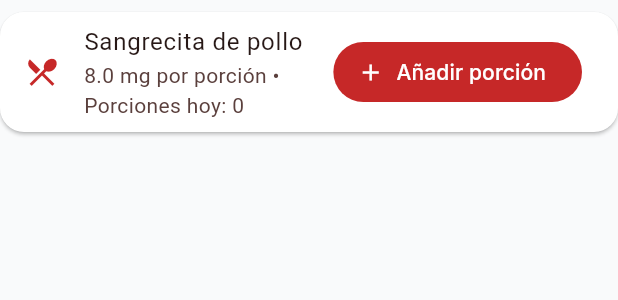
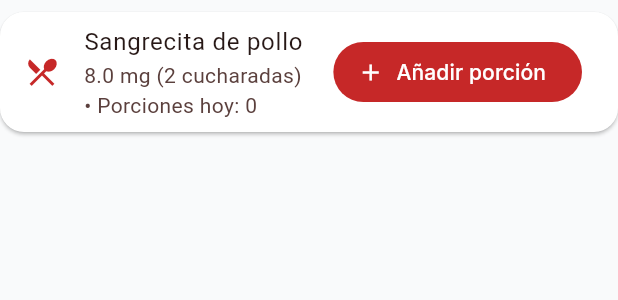
Before and after one commit to FabrizioOMG7/irontech_nutrihierro, a Flutter app: the _FoodPortionTile widget shown alone on an empty page, opened directly with sample values from the repository, on a phone screen of 412 x 824 dp. Shown: the top 300 px of the screen. Run offline on Flutter 3.47's test engine with Material 3 defaults, Android fonts, the phone set to English and light mode, and no system bars; our stand-ins replace cloud_firestore, flutter_riverpod, go_router, google_fonts, shared_preferences; accounts and stored records are empty.

```diff
--- a/lib/features/tracking/domain/iron_goal.dart
+++ b/lib/features/tracking/domain/iron_goal.dart
@@ -23,7 +23,7 @@ IronGoalStatus ironGoalStatus({
   if (goalMg <= 0) return IronGoalStatus.completed;
   final ratio = consumedMg / goalMg;
   if (ratio >= 1) return IronGoalStatus.completed;
-  if (ratio > 0) return IronGoalStatus.inProgress;
+  if (ratio >= 0.4) return IronGoalStatus.inProgress;
   return IronGoalStatus.low;
 }
 
--- a/lib/features/tracking/domain/minsa_food_portion.dart
+++ b/lib/features/tracking/domain/minsa_food_portion.dart
@@ -2,15 +2,15 @@ class MinsaFoodPortion {
   final String key;
   final String name;
   final double ironMgPerPortion;
+  final String portionReference;
 
   const MinsaFoodPortion({
     required this.key,
     required this.name,
     required this.ironMgPerPortion,
+    this.portionReference = '2 cucharadas',
   });
 }
-
-const String minsaPortionReferenceLabel = '2 cucharadas por porción';
 
 const List<MinsaFoodPortion> minsaFoodPortions = [
   MinsaFoodPortion(
--- a/lib/features/tracking/presentation/tracking_page.dart
+++ b/lib/features/tracking/presentation/tracking_page.dart
@@ -160,7 +160,7 @@ class _TrackingPageState extends ConsumerState<TrackingPage> {
                           crossAxisAlignment: CrossAxisAlignment.start,
                           children: [
                             Text(
-                              'Alimentos MINSA ($minsaPortionReferenceLabel)',
+                              'Alimentos MINSA',
                               style: Theme.of(context).textTheme.titleMedium,
                             ),
                             const SizedBox(height: AppSpacing.sm),
@@ -245,7 +245,7 @@ class _FoodPortionTile extends StatelessWidget {
         leading: const Icon(Icons.restaurant_menu, color: AppColors.primary),
         title: Text(food.name),
         subtitle: Text(
-          '${food.ironMgPerPortion.toStringAsFixed(1)} mg por porción • Porciones hoy: $currentPortions',
+          '${food.ironMgPerPortion.toStringAsFixed(1)} mg (${food.portionReference}) • Porciones hoy: $currentPortions',
         ),
         trailing: FilledButton.icon(
           onPressed: isSaving ? null : onAddPortion,
```
Also changed, not shown: lib/features/info/presentation/pages/info_page.dart (+8 -4 lines), 1 other file.
